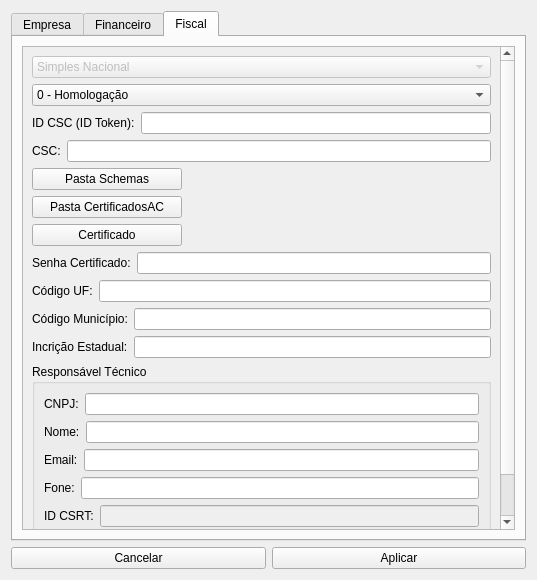
First picture: the form in configuracao.ui, repository GabR36/QEstoqueLoja, before the edit.
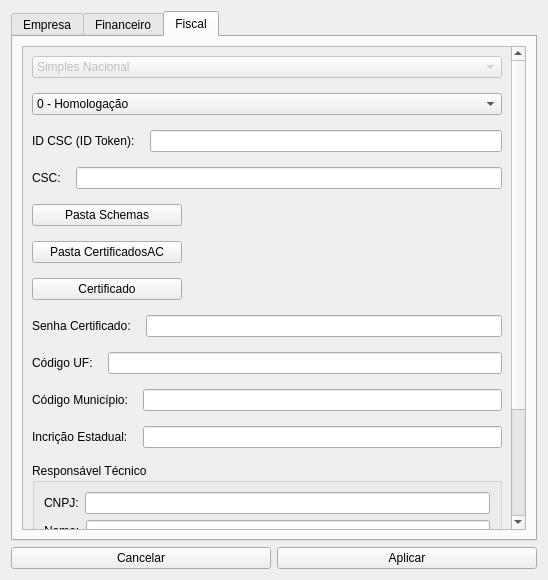
Second picture: the form after the edit. The open tabs and pages were chosen to show the change.

```diff
--- a/configuracao.ui
+++ b/configuracao.ui
@@ -6,7 +6,7 @@
    <rect>
     <x>0</x>
     <y>0</y>
-    <width>537</width>
+    <width>548</width>
     <height>580</height>
    </rect>
   </property>
@@ -14,6 +14,9 @@
    <string>Configurações</string>
   </property>
   <layout class="QVBoxLayout" name="verticalLayout_3">
+   <property name="spacing">
+    <number>6</number>
+   </property>
    <item>
     <widget class="QTabWidget" name="tabWidget">
      <property name="currentIndex">
@@ -271,7 +274,22 @@
       <attribute name="title">
        <string>Fiscal</string>
       </attribute>
-      <layout class="QVBoxLayout" name="verticalLayout">
+      <layout class="QVBoxLayout" name="verticalLayout" stretch="0">
+       <property name="spacing">
+        <number>6</number>
+       </property>
+       <property name="sizeConstraint">
+        <enum>QLayout::SizeConstraint::SetDefaultConstraint</enum>
+       </property>
+       <property name="leftMargin">
+        <number>9</number>
+       </property>
+       <property name="topMargin">
+        <number>9</number>
+       </property>
+       <property name="rightMargin">
+        <number>9</number>
+       </property>
        <item>
         <widget class="QScrollArea" name="scrollArea">
          <property name="verticalScrollBarPolicy">
@@ -284,12 +302,15 @@
           <property name="geometry">
            <rect>
             <x>0</x>
-            <y>-81</y>
-            <width>481</width>
-            <height>564</height>
+            <y>0</y>
+            <width>492</width>
+            <height>663</height>
            </rect>
           </property>
           <layout class="QVBoxLayout" name="verticalLayout_4">
+           <property name="spacing">
+            <number>15</number>
+           </property>
            <item>
             <widget class="QComboBox" name="CBox_Opcao">
              <property name="enabled">
```
Left out of the diff: 5 changed lines with no effect on the pictures.
